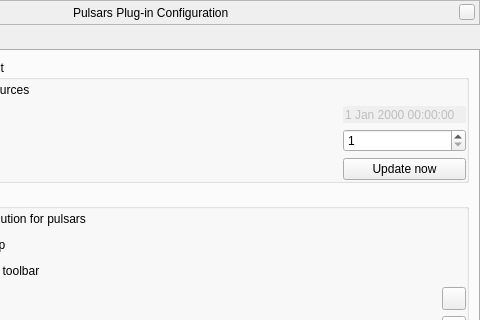
First picture: the form in plugins/Pulsars/src/gui/pulsarsDialog.ui, repository 519984307/stellarium_src, before the edit; both pictures show x 159 to 639 and y 0 to 320 of the 639 by 503 pixel window.
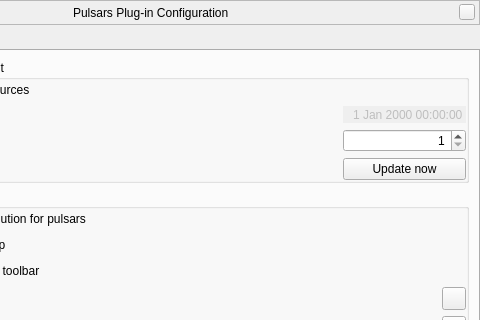
Second picture: the form after the edit. Custom widgets are drawn as their Qt base class.

Diff of the .ui file:
```diff
--- a/plugins/Pulsars/src/gui/pulsarsDialog.ui
+++ b/plugins/Pulsars/src/gui/pulsarsDialog.ui
@@ -190,6 +190,9 @@
               <property name="frame">
                <bool>false</bool>
               </property>
+              <property name="alignment">
+               <set>Qt::AlignRight|Qt::AlignTrailing|Qt::AlignVCenter</set>
+              </property>
               <property name="buttonSymbols">
                <enum>QAbstractSpinBox::NoButtons</enum>
               </property>
@@ -204,6 +207,9 @@
             </item>
             <item row="1" column="2">
              <widget class="QSpinBox" name="updateFrequencySpinBox">
+              <property name="alignment">
+               <set>Qt::AlignRight|Qt::AlignTrailing|Qt::AlignVCenter</set>
+              </property>
               <property name="minimum">
                <number>1</number>
               </property>
```
